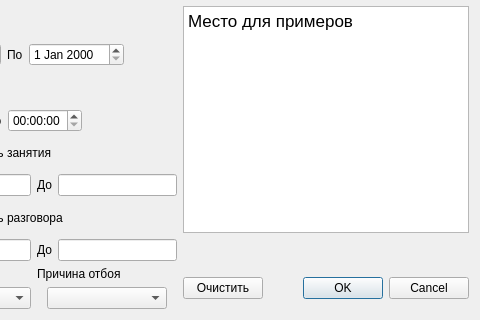
Above: filterdialog.ui from Genrikh302/MTA before the change; both pictures show x 120 to 600 and y 101 to 421 of the 600 by 421 pixel window. Below: the same form after it.
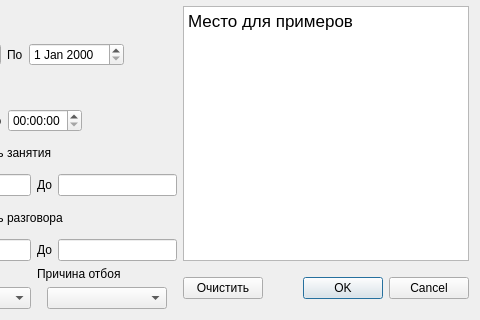
That is the form after the change.

Patch:
```diff
--- a/filterdialog.ui
+++ b/filterdialog.ui
@@ -98,17 +98,6 @@
      </property>
     </widget>
    </item>
-   <item row="1" column="1" rowspan="7">
-    <widget class="QTextEdit" name="textEdit">
-     <property name="html">
-      <string>&lt;!DOCTYPE HTML PUBLIC &quot;-//W3C//DTD HTML 4.0//EN&quot; &quot;http://www.w3.org/TR/REC-html40/strict.dtd&quot;&gt;
-&lt;html&gt;&lt;head&gt;&lt;meta name=&quot;qrichtext&quot; content=&quot;1&quot; /&gt;&lt;style type=&quot;text/css&quot;&gt;
-p, li { white-space: pre-wrap; }
-&lt;/style&gt;&lt;/head&gt;&lt;body style=&quot; font-family:'.Helvetica Neue DeskInterface'; font-size:13pt; font-weight:400; font-style:normal;&quot;&gt;
-&lt;p style=&quot; margin-top:0px; margin-bottom:0px; margin-left:0px; margin-right:0px; -qt-block-indent:0; text-indent:0px;&quot;&gt;Место для примеров&lt;/p&gt;&lt;/body&gt;&lt;/html&gt;</string>
-     </property>
-    </widget>
-   </item>
    <item row="2" column="0">
     <layout class="QHBoxLayout" name="horizontalLayout">
      <item>
@@ -313,6 +302,20 @@
      </item>
     </layout>
    </item>
+   <item row="1" column="1" rowspan="8">
+    <widget class="QTextEdit" name="textEdit">
+     <property name="readOnly">
+      <bool>true</bool>
+     </property>
+     <property name="html">
+      <string>&lt;!DOCTYPE HTML PUBLIC &quot;-//W3C//DTD HTML 4.0//EN&quot; &quot;http://www.w3.org/TR/REC-html40/strict.dtd&quot;&gt;
+&lt;html&gt;&lt;head&gt;&lt;meta name=&quot;qrichtext&quot; content=&quot;1&quot; /&gt;&lt;style type=&quot;text/css&quot;&gt;
+p, li { white-space: pre-wrap; }
+&lt;/style&gt;&lt;/head&gt;&lt;body style=&quot; font-family:'.Helvetica Neue DeskInterface'; font-size:13pt; font-weight:400; font-style:normal;&quot;&gt;
+&lt;p style=&quot; margin-top:0px; margin-bottom:0px; margin-left:0px; margin-right:0px; -qt-block-indent:0; text-indent:0px;&quot;&gt;Место для примеров&lt;/p&gt;&lt;/body&gt;&lt;/html&gt;</string>
+     </property>
+    </widget>
+   </item>
   </layout>
  </widget>
  <resources/>
```
